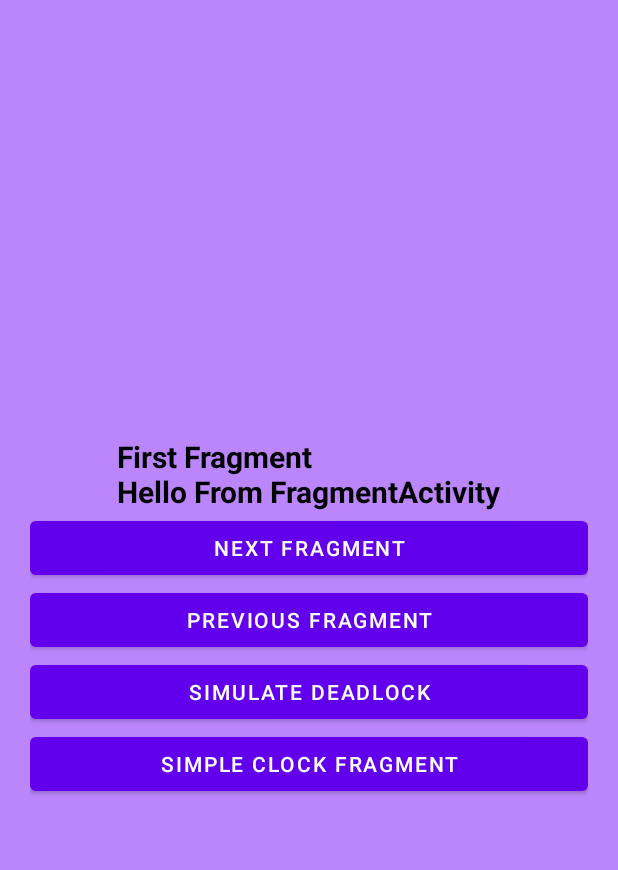
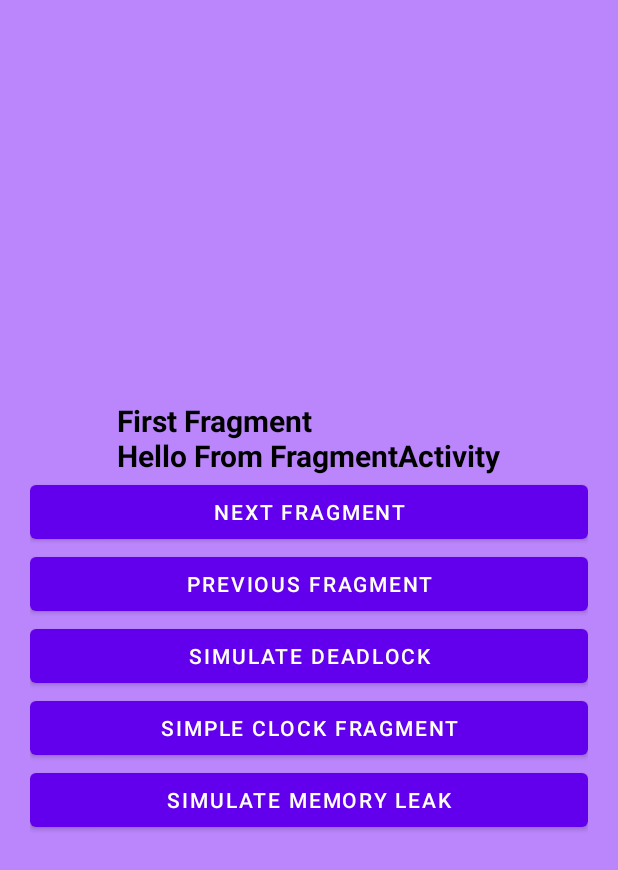
Before and after one commit to dantech0xff/AndroidFundamentalsByDanTech, an Android app: the SimpleFragment screen opened directly, with no data from a screen before it, on a phone screen of 412 x 824 dp. Shown: the top 870 px of the screen. Run offline under Robolectric (Android 15) with nearby library versions, the phone set to English and light mode, and no system bars; our stand-ins replace data binding.

Commit message:
Add simulate Memory Leaks

```diff
--- a/app/src/main/java/com/creative/androidfundamentalsbydantech/fragment/SimpleClockFragment.kt
+++ b/app/src/main/java/com/creative/androidfundamentalsbydantech/fragment/SimpleClockFragment.kt
@@ -9,7 +9,6 @@ import android.util.Log
 import android.view.LayoutInflater
 import android.view.View
 import android.view.ViewGroup
-import android.widget.Toast
 import androidx.fragment.app.Fragment
 import com.creative.androidfundamentalsbydantech.databinding.FragmentSimpleClockBinding
 
--- a/app/src/main/java/com/creative/androidfundamentalsbydantech/fragment/SimpleFragment.kt
+++ b/app/src/main/java/com/creative/androidfundamentalsbydantech/fragment/SimpleFragment.kt
@@ -35,8 +35,12 @@ class SimpleFragment : Fragment() {
     private val handlerThread2 = HandlerThread("HandlerThread2").apply {
         start()
     }
+    private val handlerThread3 = HandlerThread("HandlerThread3").apply {
+        start()
+    }
 
     companion object {
+        var instance: SimpleFragment? = null
         fun newInstance(name: String, message: String): SimpleFragment {
             return SimpleFragment().apply {
                 arguments = Bundle().apply {
@@ -120,6 +124,20 @@ class SimpleFragment : Fragment() {
                 .addToBackStack("${SimpleClockFragment().hashCode()}")
                 .commit()
         }
+
+        binding?.buttonSimulateMemoryLeak?.setOnClickListener {
+            // obviously this is a memory leak
+//            instance = this
+            Handler(handlerThread3.looper).post {
+                // simulate memory leak
+                // this is harder to find
+                val fragment = this@SimpleFragment
+                while (true) {
+                    Log.d("SimpleFragment", "Simulate Memory Leak ${System.currentTimeMillis()} $fragment")
+                    Thread.sleep(1000)
+                }
+            }
+        }
         Log.d("SimpleFragment", "onViewCreated")
     }
     override fun onViewStateRestored(savedInstanceState: Bundle?) {
--- a/app/src/main/res/layout/fragment_simple.xml
+++ b/app/src/main/res/layout/fragment_simple.xml
@@ -47,6 +47,11 @@
                 android:text="Simple Clock Fragment"
                 android:layout_width="match_parent"
                 android:layout_height="wrap_content"/>
+            <Button
+                android:id="@+id/buttonSimulateMemoryLeak"
+                android:text="Simulate Memory Leak"
+                android:layout_width="match_parent"
+                android:layout_height="wrap_content"/>
         </LinearLayout>
     </androidx.constraintlayout.widget.ConstraintLayout>
 </layout>
```
